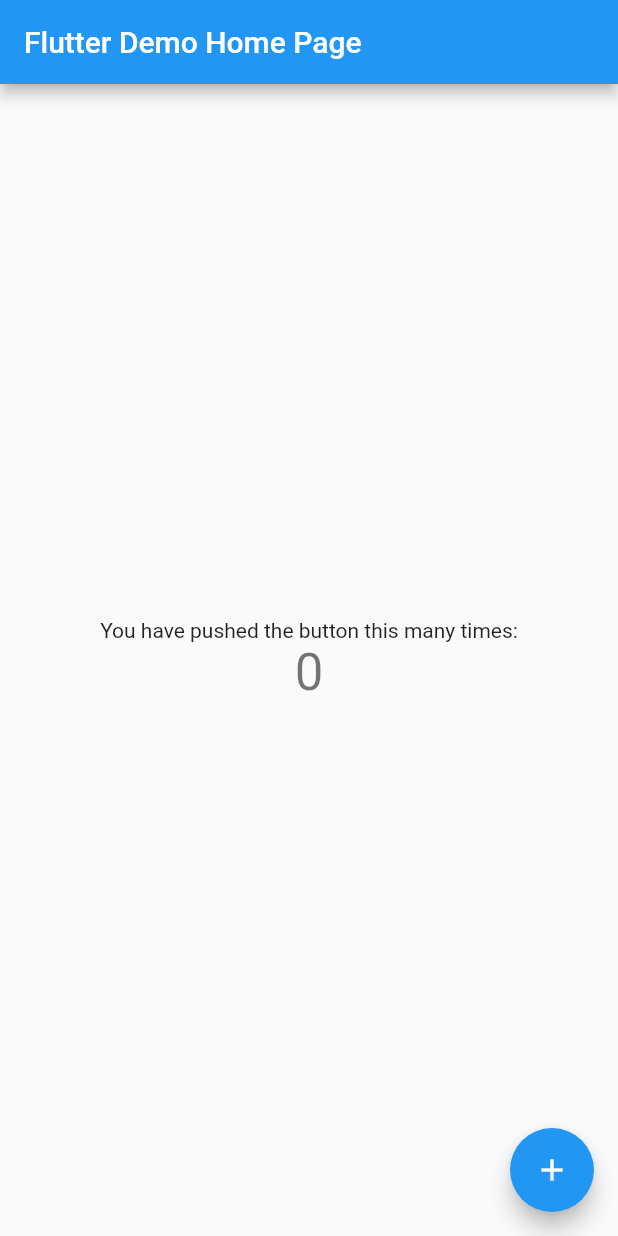
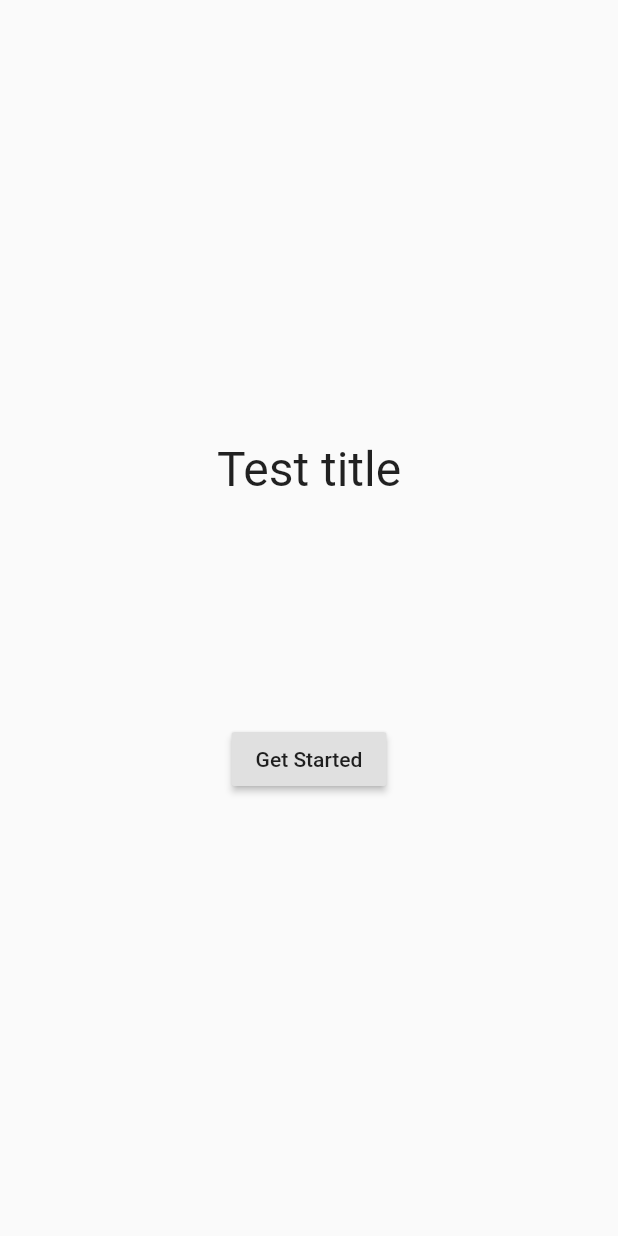
Before and after one commit to pechischev/learn_flutter, a Flutter app: the screen it shows after launch, on a phone screen of 412 x 824 dp. Run offline on Flutter 3.47's test engine with Material 2 defaults, Android fonts, the phone set to English and light mode, and no system bars.

Commit message:
append a pages design

```diff
--- a/lib/main.dart
+++ b/lib/main.dart
@@ -1,117 +1,24 @@
 import 'package:flutter/material.dart';
 
+import './pages/home.dart';
+import './pages/test.dart';
+import './pages/result.dart';
+
 void main() {
-  runApp(MyApp());
+  runApp(App());
 }
 
-class MyApp extends StatelessWidget {
-  // This widget is the root of your application.
+class App extends StatelessWidget {
   @override
   Widget build(BuildContext context) {
     return MaterialApp(
-      title: 'Flutter Demo',
-      theme: ThemeData(
-        // This is the theme of your application.
-        //
-        // Try running your application with "flutter run". You'll see the
-        // application has a blue toolbar. Then, without quitting the app, try
-        // changing the primarySwatch below to Colors.green and then invoke
-        // "hot reload" (press "r" in the console where you ran "flutter run",
-        // or simply save your changes to "hot reload" in a Flutter IDE).
-        // Notice that the counter didn't reset back to zero; the application
-        // is not restarted.
-        primarySwatch: Colors.blue,
-        // This makes the visual density adapt to the platform that you run
-        // the app on. For desktop platforms, the controls will be smaller and
-        // closer together (more dense) than on mobile platforms.
-        visualDensity: VisualDensity.adaptivePlatformDensity,
-      ),
-      home: MyHomePage(title: 'Flutter Demo Home Page'),
+      title: 'My Test',
+      initialRoute: '/',
+        routes: {
+          '/': (context) => Home(),
+          '/test': (context) => Test(),
+          '/result': (context) => Result(),
+        }
     );
   }
 }
-
-class MyHomePage extends StatefulWidget {
-  MyHomePage({Key key, this.title}) : super(key: key);
-
-  // This widget is the home page of your application. It is stateful, meaning
-  // that it has a State object (defined below) that contains fields that affect
-  // how it looks.
-
-  // This class is the configuration for the state. It holds the values (in this
-  // case the title) provided by the parent (in this case the App widget) and
-  // used by the build method of the State. Fields in a Widget subclass are
-  // always marked "final".
-
-  final String title;
-
-  @override
-  _MyHomePageState createState() => _MyHomePageState();
-}
-
-class _MyHomePageState extends State<MyHomePage> {
-  int _counter = 0;
-
-  void _incrementCounter() {
-    setState(() {
-      // This call to setState tells the Flutter framework that something has
-      // changed in this State, which causes it to rerun the build method below
-      // so that the display can reflect the updated values. If we changed
-      // _counter without calling setState(), then the build method would not be
-      // called again, and so nothing would appear to happen.
-      _counter++;
-    });
-  }
-
-  @override
-  Widget build(BuildContext context) {
-    // This method is rerun every time setState is called, for instance as done
-    // by the _incrementCounter method above.
-    //
-    // The Flutter framework has been optimized to make rerunning build methods
-    // fast, so that you can just rebuild anything that needs updating rather
-    // than having to individually change instances of widgets.
-    return Scaffold(
-      appBar: AppBar(
-        // Here we take the value from the MyHomePage object that was created by
-        // the App.build method, and use it to set our appbar title.
-        title: Text(widget.title),
-      ),
-      body: Center(
-        // Center is a layout widget. It takes a single child and positions it
-        // in the middle of the parent.
-        child: Column(
-          // Column is also a layout widget. It takes a list of children and
-          // arranges them vertically. By default, it sizes itself to fit its
-          // children horizontally, and tries to be as tall as its parent.
-          //
-          // Invoke "debug painting" (press "p" in the console, choose the
-          // "Toggle Debug Paint" action from the Flutter Inspector in Android
-          // Studio, or the "Toggle Debug Paint" command in Visual Studio Code)
-          // to see the wireframe for each widget.
-          //
-          // Column has various properties to control how it sizes itself and
-          // how it positions its children. Here we use mainAxisAlignment to
-          // center the children vertically; the main axis here is the vertical
-          // axis because Columns are vertical (the cross axis would be
-          // horizontal).
-          mainAxisAlignment: MainAxisAlignment.center,
-          children: <Widget>[
-            Text(
-              'You have pushed the button this many times:',
-            ),
-            Text(
-              '$_counter',
-              style: Theme.of(context).textTheme.headline4,
-            ),
-          ],
-        ),
-      ),
-      floatingActionButton: FloatingActionButton(
-        onPressed: _incrementCounter,
-        tooltip: 'Increment',
-        child: Icon(Icons.add),
-      ), // This trailing comma makes auto-formatting nicer for build methods.
-    );
-  }
-}
--- /dev/null
+++ b/lib/pages/home.dart
@@ -0,0 +1,28 @@
+import 'package:flutter/material.dart';
+import 'package:flutter/painting.dart';
+
+class Home extends StatelessWidget {
+  @override
+  Widget build(BuildContext context) {
+    return Scaffold(
+      body: Center(
+        child: Container(
+          child: Column(
+            crossAxisAlignment: CrossAxisAlignment.center,
+            mainAxisSize: MainAxisSize.min,
+            children: <Widget>[
+              Text('Test title', style: TextStyle(fontSize: 32)),
+              SizedBox(height: 150 ),
+              RaisedButton(
+                onPressed: () {
+                  Navigator.pushNamed(context, '/test');
+                },
+                child: Text('Get Started'),
+              )
+            ],
+          ),
+        ),
+      ),
+    );
+  }
+}
```
Also changed, not shown: lib/pages/result.dart (added, +36 -0 lines), lib/pages/test.dart (added, +86 -0 lines).
